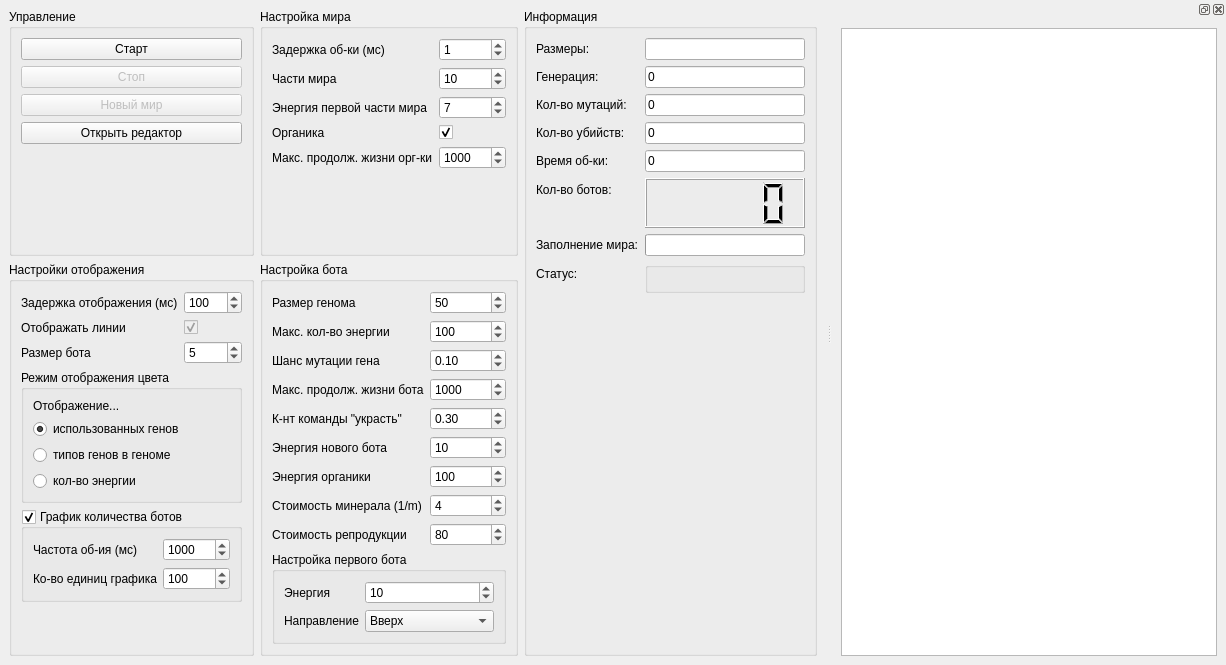
This is mainwindow.ui in TomasGlgg/QGenetic as Qt 5 draws it before an edit. The edited form follows.
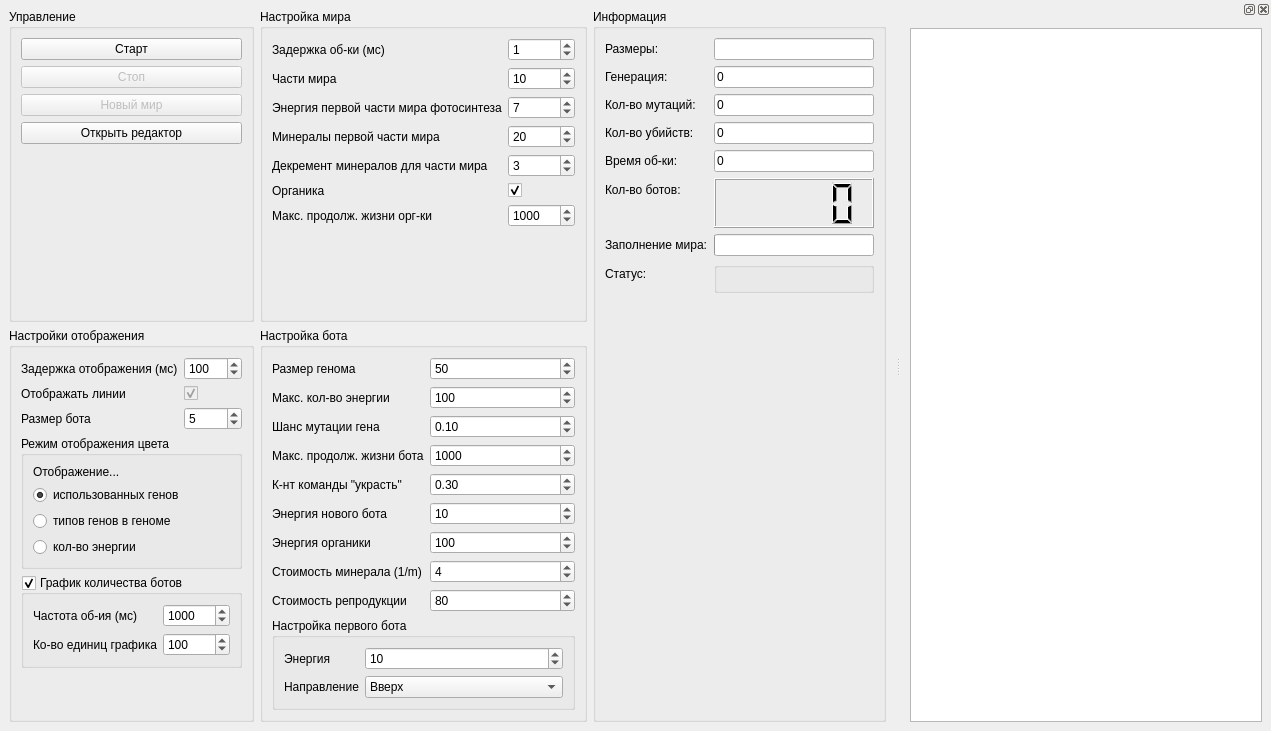
This is the edited form. Custom widgets are drawn as their Qt base class.

Commit message: Added start world minerals and minerals part decrement

The edit to the form file:
```diff
--- a/mainwindow.ui
+++ b/mainwindow.ui
@@ -6,8 +6,8 @@
    <rect>
     <x>0</x>
     <y>0</y>
-    <width>1226</width>
-    <height>665</height>
+    <width>1271</width>
+    <height>731</height>
    </rect>
   </property>
   <property name="sizePolicy">
@@ -91,7 +91,7 @@
        <item row="2" column="0">
         <widget class="QLabel" name="label_13">
          <property name="text">
-          <string>Энергия первой части мира</string>
+          <string>Энергия первой части мира фотосинтеза</string>
          </property>
         </widget>
        </item>
@@ -108,14 +108,14 @@
          </property>
         </widget>
        </item>
-       <item row="3" column="0">
+       <item row="5" column="0">
         <widget class="QLabel" name="label_23">
          <property name="text">
           <string>Органика</string>
          </property>
         </widget>
        </item>
-       <item row="3" column="1">
+       <item row="5" column="1">
         <widget class="QCheckBox" name="organic">
          <property name="text">
           <string/>
@@ -125,14 +125,14 @@
          </property>
         </widget>
        </item>
-       <item row="4" column="0">
+       <item row="6" column="0">
         <widget class="QLabel" name="label_24">
          <property name="text">
           <string>Макс. продолж. жизни орг-ки</string>
          </property>
         </widget>
        </item>
-       <item row="4" column="1">
+       <item row="6" column="1">
         <widget class="QSpinBox" name="max_organic_old">
          <property name="minimum">
           <number>1</number>
@@ -145,6 +145,43 @@
          </property>
         </widget>
        </item>
+       <item row="3" column="0">
+        <widget class="QLabel" name="label_31">
+         <property name="text">
+          <string>Минералы первой части мира</string>
+         </property>
+        </widget>
+       </item>
+       <item row="3" column="1">
+        <widget class="QSpinBox" name="starWorldMinerals">
+         <property name="minimum">
+          <number>1</number>
+         </property>
+         <property name="maximum">
+          <number>100</number>
+         </property>
+         <property name="value">
+          <number>20</number>
+         </property>
+        </widget>
+       </item>
+       <item row="4" column="0">
+        <widget class="QLabel" name="label_32">
+         <property name="text">
+          <string>Декремент минералов для части мира</string>
+         </property>
+        </widget>
+       </item>
+       <item row="4" column="1">
+        <widget class="QSpinBox" name="mineralsPartDecrement">
+         <property name="maximum">
+          <number>100</number>
+         </property>
+         <property name="value">
+          <number>3</number>
+         </property>
+        </widget>
+       </item>
       </layout>
      </widget>
     </item>
```
Left out of the diff: 2 changed lines with no effect on the pictures. The commit also changes 4 other files.
